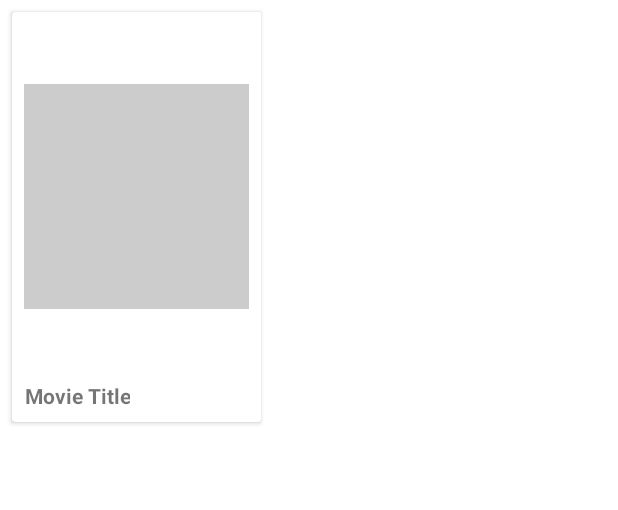
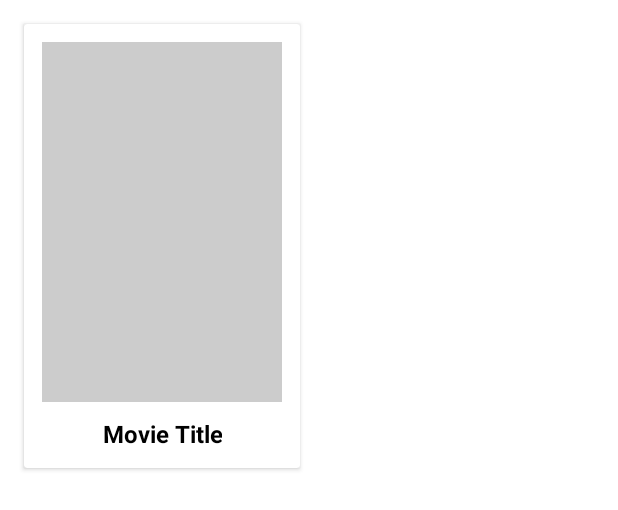
Before and after one commit to mthang045/Hidayapp, an Android app: the layout movie_item.xml on its own in the app's theme, with its tools: preview values and no code run, on a phone screen of 412 x 824 dp. Shown: the top 510 px of the screen. Run offline under Robolectric (Android 15) with nearby library versions, the phone set to English and light mode, and no system bars.

```diff
--- a/app/src/main/res/layout/movie_item.xml
+++ b/app/src/main/res/layout/movie_item.xml
@@ -1,32 +1,42 @@
-<?xml version="1.0" encoding="utf-8"?>
-<androidx.cardview.widget.CardView xmlns:android="http://schemas.android.com/apk/res/android"
+<androidx.cardview.widget.CardView
+    xmlns:android="http://schemas.android.com/apk/res/android"
     android:layout_width="wrap_content"
     android:layout_height="wrap_content"
-    android:layout_margin="8dp"
-    android:elevation="4dp"
-    android:radius="8dp">
+    android:layout_margin="16dp"
+    android:elevation="8dp"
+    android:radius="12dp"
+    android:backgroundTint="@android:color/white">
 
     <LinearLayout
         android:orientation="vertical"
         android:layout_width="wrap_content"
         android:layout_height="wrap_content"
-        android:padding="8dp">
+        android:padding="12dp"
+        android:gravity="center"
+        android:layout_gravity="center">
 
         <ImageView
             android:id="@+id/moviePoster"
-            android:layout_width="150dp"
-            android:layout_height="230dp"
+            android:layout_width="160dp"
+            android:layout_height="240dp"
             android:layout_gravity="center"
-            android:src="@drawable/ic_placeholder" />
+            android:src="@drawable/ic_placeholder"
+            android:scaleType="centerCrop"
+           />
 
         <TextView
             android:id="@+id/movieTitle"
             android:layout_width="wrap_content"
             android:layout_height="wrap_content"
-            android:layout_marginTop="8dp"
+            android:layout_marginTop="10dp"
             android:gravity="center"
             android:text="Movie Title"
-            android:textSize="14sp"
-            android:textStyle="bold" />
+            android:textSize="16sp"
+            android:textColor="@android:color/black"
+            android:textStyle="bold"
+            android:maxLines="2"
+            android:ellipsize="end" />
+
     </LinearLayout>
+
 </androidx.cardview.widget.CardView>
```
